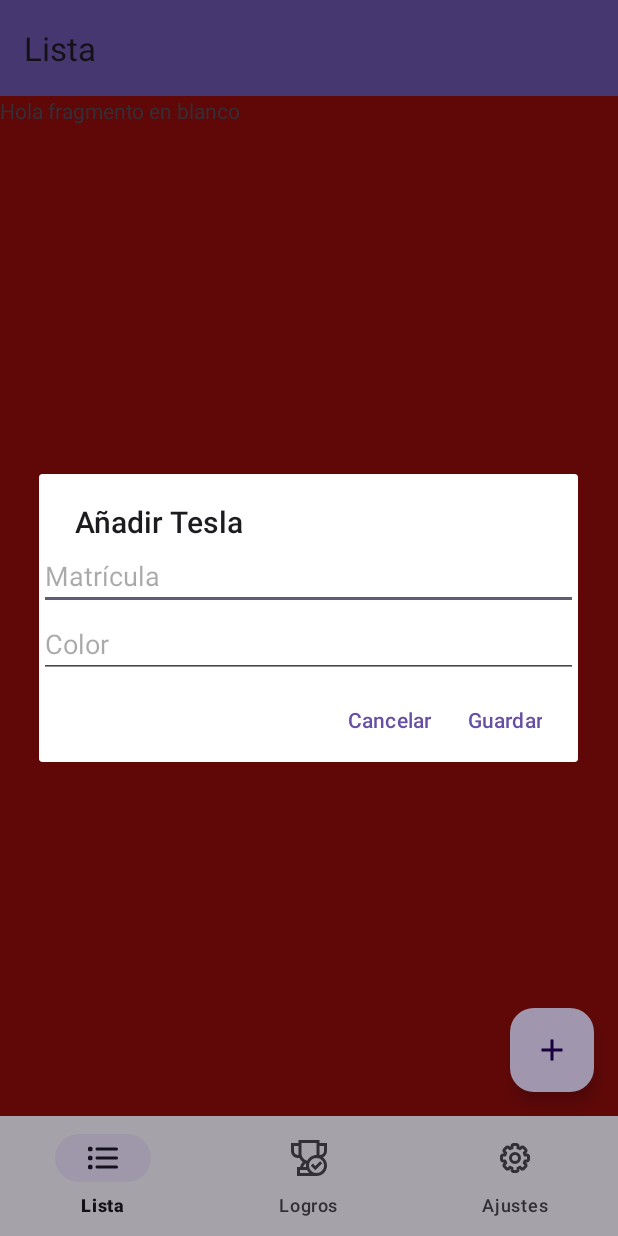
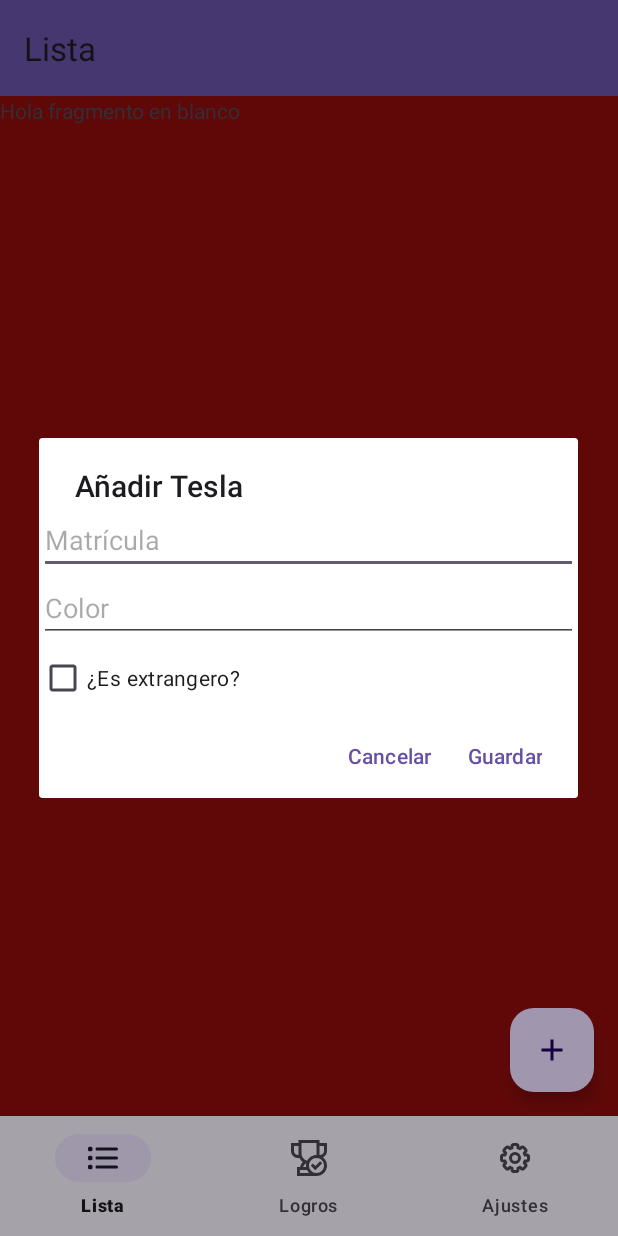
Before and after one commit to dsierra-97/TeslaTracker, an Android app: the screen it shows after launch (MainActivity), after a tap on "Añadir Tesla", on a phone screen of 412 x 824 dp. Run offline under Robolectric (Android 15) with nearby library versions, the phone set to English and light mode, and no system bars; our stand-ins replace Room's generated code, navigation-ui.

Commit message:
Incluido isForeign y country en el form

```diff
--- a/app/src/main/java/com/sierrapor/teslatracker/form/FormFragment.java
+++ b/app/src/main/java/com/sierrapor/teslatracker/form/FormFragment.java
@@ -6,7 +6,9 @@ import android.content.DialogInterface;
 import android.os.Bundle;
 import android.view.LayoutInflater;
 import android.view.View;
+import android.widget.CheckBox;
 import android.widget.EditText;
+import android.widget.LinearLayout;
 import android.widget.Toast;
 
 import androidx.annotation.NonNull;
@@ -24,6 +26,7 @@ public class FormFragment extends DialogFragment {
 
     private EditText editTextPlate;
     private EditText editTextColor;
+    private EditText editTextCountry;
     private TeslaViewModel teslaViewModel;
 
     @NonNull
@@ -36,11 +39,24 @@ public class FormFragment extends DialogFragment {
         // Referenciar los campos de entrada
         editTextPlate = view.findViewById(R.id.edit_text_plate);
         editTextColor = view.findViewById(R.id.edit_text_color);
+        editTextCountry = view.findViewById(R.id.edit_text_country);
+        CheckBox checkBoxForeign = view.findViewById(R.id.checkbox_foreign);
+        LinearLayout layoutCountry = view.findViewById(R.id.layout_country);
+
+        // Manejar la visibilidad del campo país según el CheckBox
+        checkBoxForeign.setOnCheckedChangeListener((buttonView, isChecked) -> {
+            if (isChecked) {
+                layoutCountry.setVisibility(View.VISIBLE);
+            } else {
+                layoutCountry.setVisibility(View.GONE);
+                editTextCountry.setText(""); // Limpiar el campo si se desmarca
+            }
+        });
 
         // Construir el diálogo con AlertDialog.Builder
         AlertDialog.Builder builder = new AlertDialog.Builder(requireActivity());
         builder.setView(view)
-                .setTitle(getString(R.string.add_button)) // Aquí se usa getString()
+                .setTitle(getString(R.string.add_button))
                 .setNegativeButton(getString(R.string.cancel), (dialog, which) -> {
                     // Simplemente se cierra el diálogo
                     dialog.cancel();
@@ -49,6 +65,8 @@ public class FormFragment extends DialogFragment {
                     // Recoger los datos introducidos
                     String plate = editTextPlate.getText().toString().trim();
                     String color = editTextColor.getText().toString().trim();
+                    boolean isForeign = checkBoxForeign.isChecked();
+                    String country = isForeign ? editTextCountry.getText().toString().trim() : null;
                     // Validación básica: asegurarse de que los campos no estén vacíos
                     if (plate.isEmpty()) {
                         Toast.makeText(getActivity(), getString(R.string.save_without_complete), Toast.LENGTH_SHORT).show();
@@ -57,6 +75,8 @@ public class FormFragment extends DialogFragment {
                         Tesla newTesla = new Tesla();
                         newTesla.setPlate(plate);
                         newTesla.setColor(color);
+                        newTesla.setForeign(isForeign);
+                        newTesla.setCountry(isForeign ? country : null);
                         newTesla.setLastTimeSeen(LocalDate.now());
 
                         // Insertar en la base de datos a través del ViewModel
--- a/app/src/main/res/layout/fragment_form.xml
+++ b/app/src/main/res/layout/fragment_form.xml
@@ -23,4 +23,24 @@
         android:hint="@string/color_hint"
         android:inputType="text" />
 
+    <CheckBox
+        android:id="@+id/checkbox_foreign"
+        android:layout_width="wrap_content"
+        android:layout_height="wrap_content"
+        android:text="@string/is_foreign"/>
+
+    <LinearLayout
+        android:id="@+id/layout_country"
+        android:layout_width="match_parent"
+        android:layout_height="wrap_content"
+        android:orientation="vertical"
+        android:visibility="gone">
+
+        <EditText
+            android:id="@+id/edit_text_country"
+            android:layout_width="match_parent"
+            android:layout_height="wrap_content"
+            android:hint="@string/country_hint"/>
+    </LinearLayout>
+
 </LinearLayout>
--- a/app/src/main/res/values/strings.xml
+++ b/app/src/main/res/values/strings.xml
@@ -29,5 +29,6 @@
     <string name="cancel">Cancelar</string>
     <string name="plate_hint">Matrícula</string>
     <string name="color_hint">Color</string>
-
+    <string name="country_hint">País</string>
+    <string name="is_foreign">¿Es extrangero?</string>
 </resources>
```
Also changed, not shown: 1 other file.
